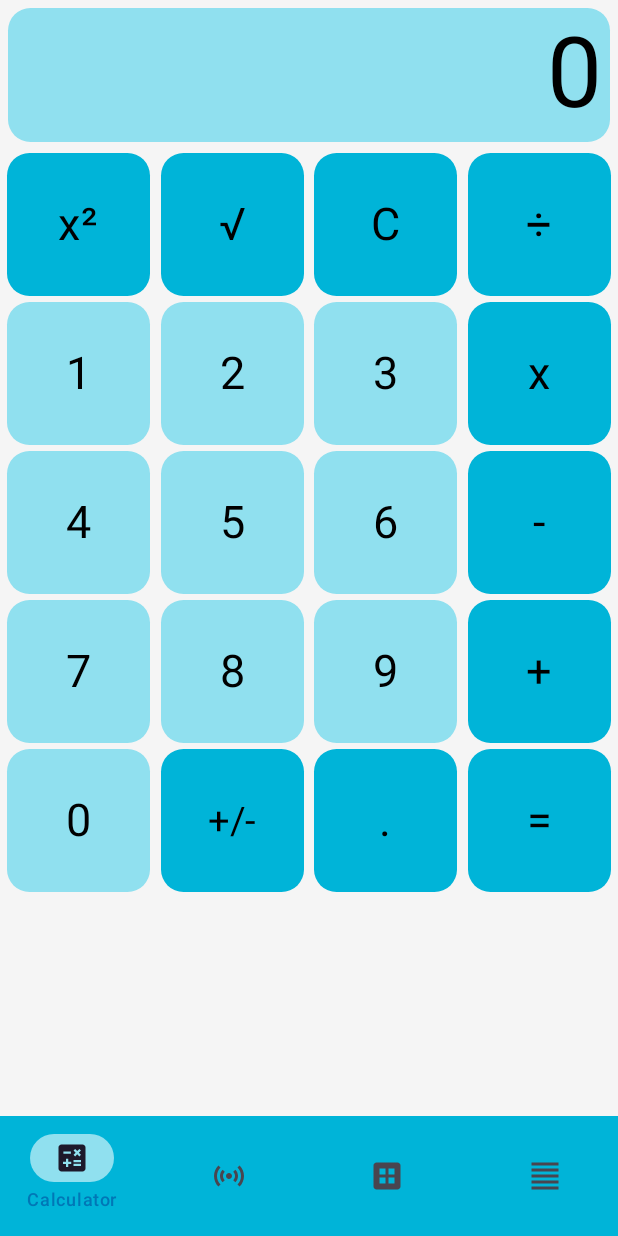
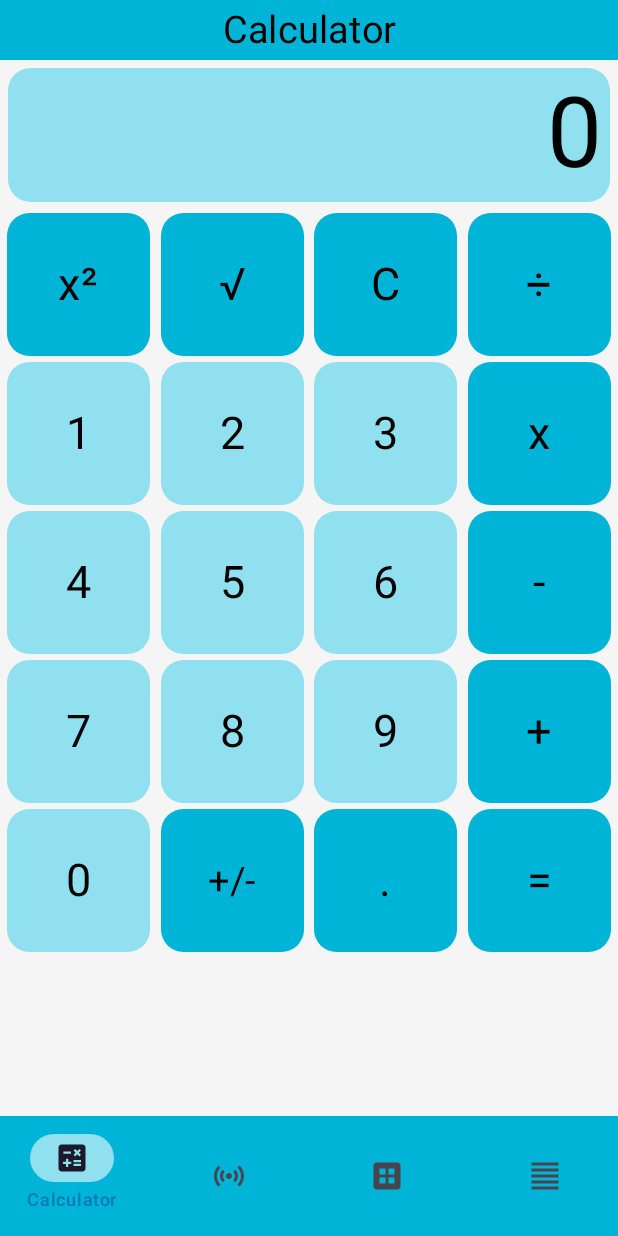
Before and after one commit to SebastianFurmaniak02/Jetpack_Compose_APP, an Android app built with Jetpack Compose: the screen it shows after launch (MainActivity), on a phone screen of 412 x 824 dp. Run offline under Robolectric (Android 15) with nearby library versions, the phone set to English and light mode, and no system bars.

Commit message:
Small fixes.

```diff
--- a/app/src/main/java/com/example/jetpack_compose_app/activities/ParticipantDetailsActivity.kt
+++ b/app/src/main/java/com/example/jetpack_compose_app/activities/ParticipantDetailsActivity.kt
@@ -84,8 +84,8 @@ fun ScreenParticipantDetails(participant: ParticipantDB) {
         Box(
             modifier = Modifier
                 .fillMaxWidth()
-                .padding(vertical = 5.dp)
-                .background(MaterialTheme.colorScheme.tertiary, RectangleShape)
+                .padding(bottom = 5.dp)
+                .background(MaterialTheme.colorScheme.secondary, RectangleShape)
                 .padding(5.dp)
         ) {
             Text(
--- a/app/src/main/java/com/example/jetpack_compose_app/customComposable/AnimatedProgressBar.kt
+++ b/app/src/main/java/com/example/jetpack_compose_app/customComposable/AnimatedProgressBar.kt
@@ -29,7 +29,7 @@ fun AnimatedProgressBar(
     percentage: Float,
     number: Int,
     fontSize: TextUnit = 28.sp,
-    radius: Dp = 50.dp,
+    radius: Dp = 100.dp,
     color: Color = MaterialTheme.colorScheme.primary,
     fontColor: Color = MaterialTheme.colorScheme.onPrimary,
     strokeWidth: Dp = 8.dp,
--- a/app/src/main/java/com/example/jetpack_compose_app/fragments/FragmentCalculator.kt
+++ b/app/src/main/java/com/example/jetpack_compose_app/fragments/FragmentCalculator.kt
@@ -27,6 +27,7 @@ import androidx.compose.runtime.saveable.rememberSaveable
 import androidx.compose.runtime.setValue
 import androidx.compose.ui.Alignment
 import androidx.compose.ui.Modifier
+import androidx.compose.ui.graphics.RectangleShape
 import androidx.compose.ui.platform.LocalConfiguration
 import androidx.compose.ui.platform.LocalContext
 import androidx.compose.ui.res.stringResource
@@ -64,6 +65,21 @@ fun CalculatorScreen(calculatorViewModel: CalculatorViewModel) {
         verticalArrangement = Arrangement.Top,
         horizontalAlignment = Alignment.CenterHorizontally
     ) {
+        Box(
+            modifier = Modifier
+                .fillMaxWidth()
+                .background(MaterialTheme.colorScheme.primary, RectangleShape)
+                .padding(5.dp)
+        ) {
+            Text(
+                text = "Calculator",
+                modifier = Modifier
+                    .fillMaxWidth(),
+                textAlign = TextAlign.Center,
+                maxLines = 1,
+                fontSize = 25.sp
+            )
+        }
         Row(
             modifier = Modifier
                 .fillMaxWidth()
@@ -72,7 +88,10 @@ fun CalculatorScreen(calculatorViewModel: CalculatorViewModel) {
             AutoResizedText(
                 text = calculatorScreenInfo.screen.take(20),
                 modifier = Modifier
-                    .fillMaxWidth().height(100.dp)
+                    .fillMaxWidth().height(
+                        if (isLandscape) 80.dp
+                        else 100.dp
+                    )
                     .padding(5.dp)
                     .background(MaterialTheme.colorScheme.tertiary, RoundedCornerShape(15.dp))
                     .padding(5.dp)
@@ -295,7 +314,7 @@ fun CalculatorScreen(calculatorViewModel: CalculatorViewModel) {
         } else {
             Row (modifier = Modifier
                 .fillMaxWidth()
-                .padding(bottom = 100.dp), horizontalArrangement = Arrangement.SpaceEvenly) {
+                .padding(bottom = 85.dp), horizontalArrangement = Arrangement.SpaceEvenly) {
                 Column(modifier = Modifier
                     .fillMaxWidth()
                     .weight(1f), verticalArrangement = Arrangement.SpaceEvenly) {
--- a/app/src/main/java/com/example/jetpack_compose_app/viewModel/FormViewModel.kt
+++ b/app/src/main/java/com/example/jetpack_compose_app/viewModel/FormViewModel.kt
@@ -44,7 +44,7 @@ class FormViewModel : ViewModel() {
         _formScreenInfo.value = _formScreenInfo.value.copy(selectedIndex = index)
     }
 
-    fun toggleStudentStatus(isStudent: Boolean) {
+    fun updateStudentStatus(isStudent: Boolean) {
         _formScreenInfo.value = _formScreenInfo.value.copy(studentStatus = isStudent)
     }
 
```
Also changed, not shown: app/src/main/java/com/example/jetpack_compose_app/activities/FormActivity.kt (+15 -11 lines), app/src/main/java/com/example/jetpack_compose_app/fragments/FragmentStatistics.kt (+7 -0 lines).
